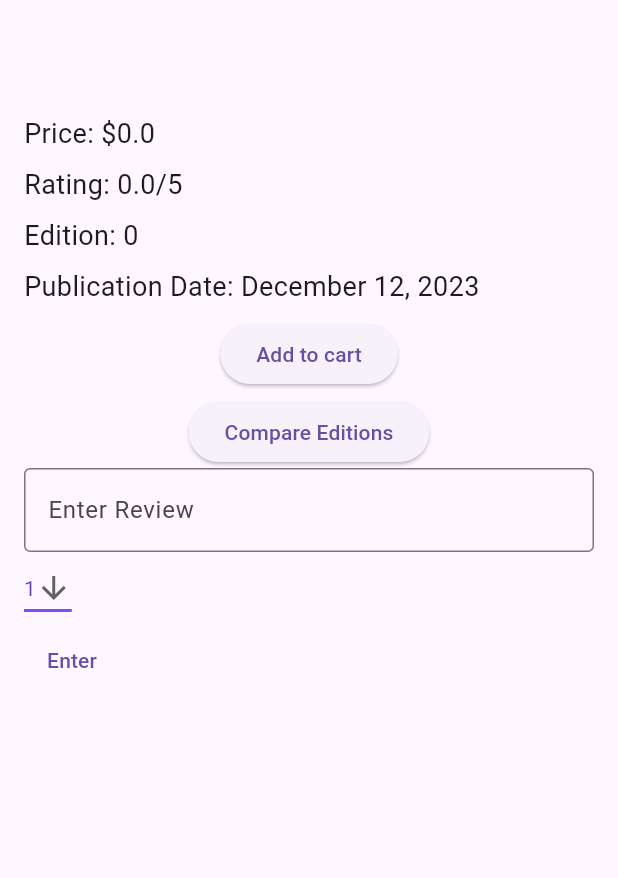
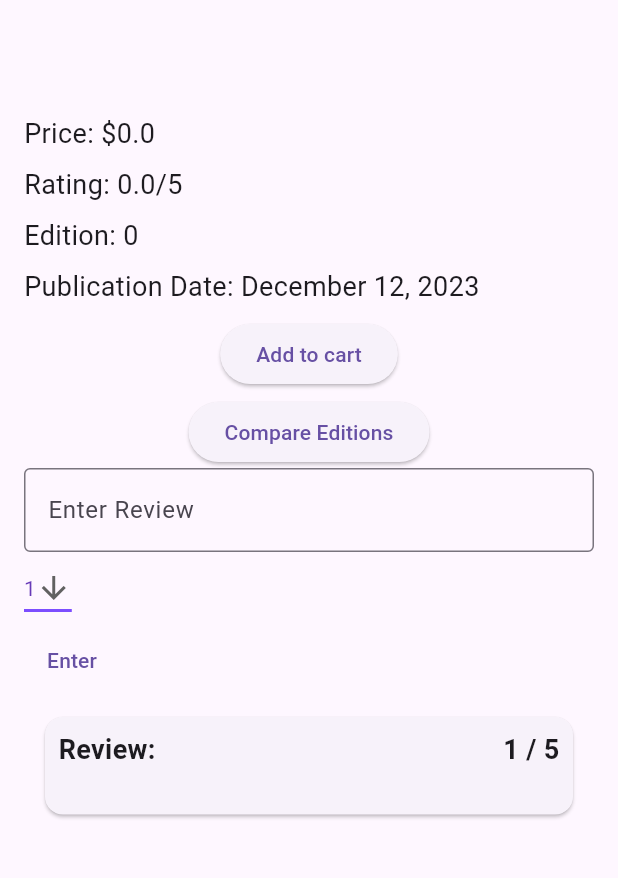
Before and after one commit to steelcol/UMD-Amazon-app, a Flutter app: the DetailsPage screen opened directly with empty values, after a tap on "Enter", on a phone screen of 412 x 824 dp, the part 63-941 px from its top. Run offline on Flutter 3.47's test engine with Material 3 defaults, Android fonts, the light colour scheme and no system bars; our stand-ins replace cloud_firestore, csv, firebase_auth, firebase_core, flutter_rating_bar, shared_preferences; missing offline and left inert: firebase_ui_auth, firebase_ui_oauth_google; accounts and stored records are empty.

Commit message:
Fixed details_page to show reviews again

```diff
--- a/lib/models/review_model.dart
+++ b/lib/models/review_model.dart
@@ -1,6 +1,6 @@
 class Review {
   final String? review;
-  final double score;
+  final String? score;
 
   Review({
     required this.review,
--- a/lib/pages/details_page.dart
+++ b/lib/pages/details_page.dart
@@ -202,7 +202,8 @@ class _DetailsPageState extends State<DetailsPage> {
                   }).toList(),
                 ),
                 TextButton(onPressed: createReview, child: Text(createText)),
-                SingleChildScrollView(
+                Expanded(
+                  child: SingleChildScrollView(
                     child: Container(
                       padding: const EdgeInsets.symmetric(
                         vertical: 10,
@@ -214,6 +215,7 @@ class _DetailsPageState extends State<DetailsPage> {
                         itemBuilder: (context, index) {
                           return _buildEventCard(index);
                         },
+                      ),
                     ),
                   ),
                 ),
```
Lines whose indentation alone changed are shown as unchanged.
